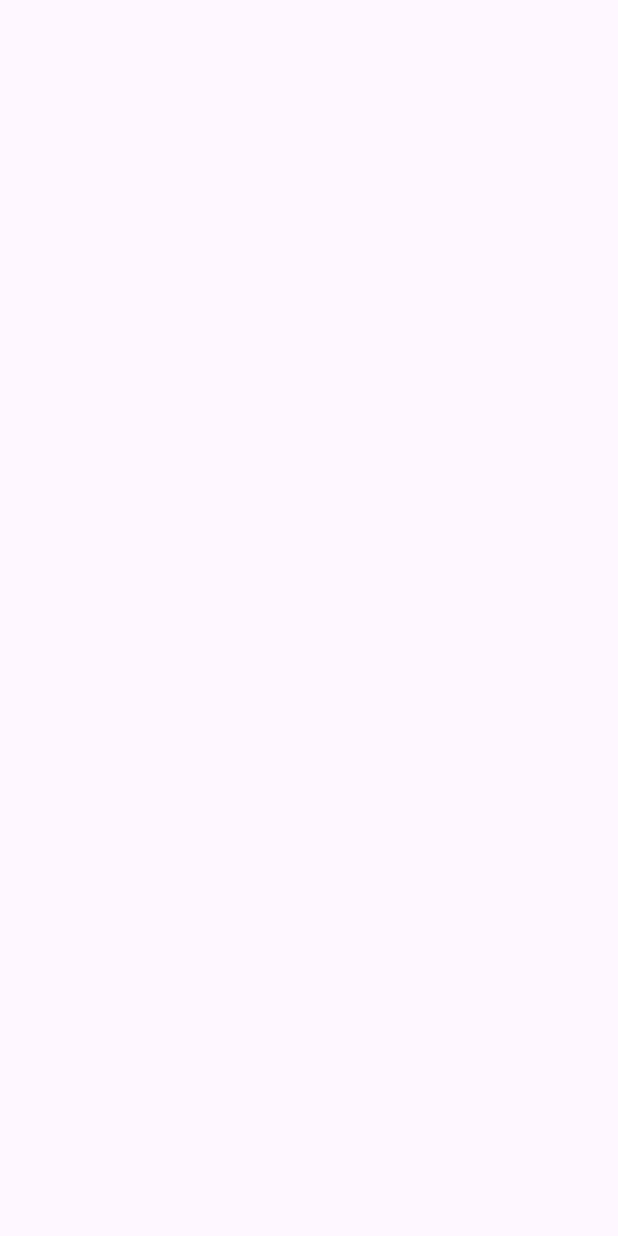
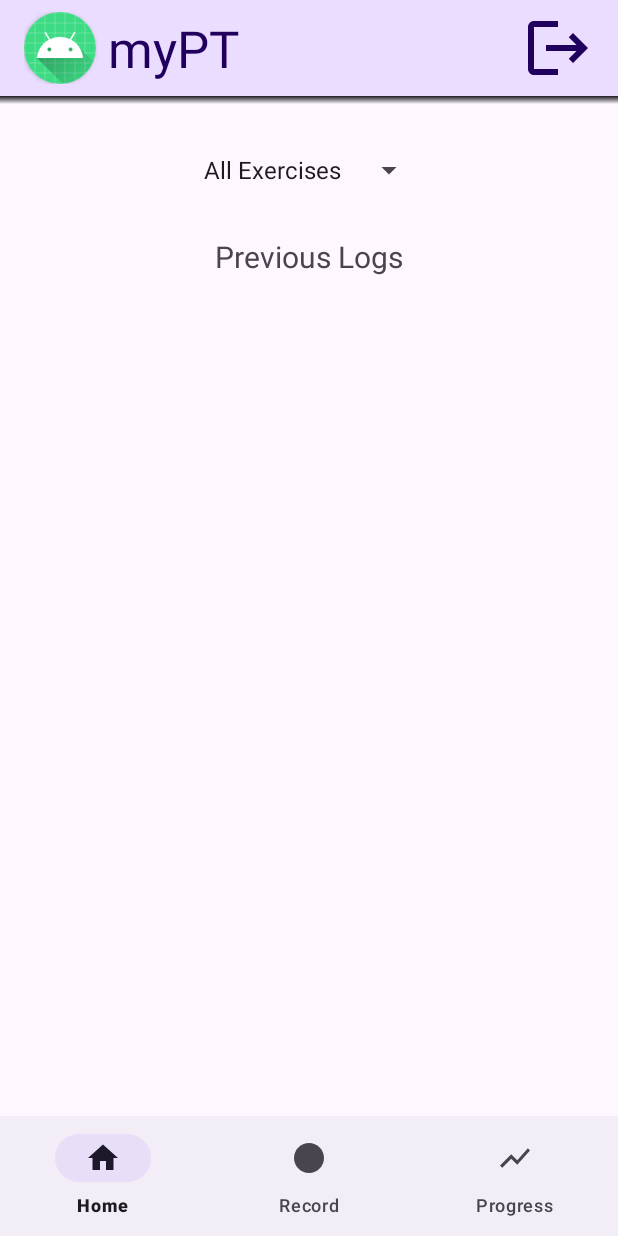
Before and after one commit to bh98cs/myPT_AndroidApplication, an Android app: the screen it shows after launch (MainActivity), on a phone screen of 412 x 824 dp. Before the commit the screen is empty. Run offline under Robolectric (Android 15) with nearby library versions, the phone set to English and light mode, and no system bars.

Commit message:
Added bottom navigation. Added toolbar shadow. Created basic layout for MainActivity.

```diff
--- a/app/src/main/java/daniel/southern/myptapplication/MainActivity.java
+++ b/app/src/main/java/daniel/southern/myptapplication/MainActivity.java
@@ -1,18 +1,70 @@
 package daniel.southern.myptapplication;
 
 import androidx.appcompat.app.AppCompatActivity;
+import androidx.fragment.app.Fragment;
 
 import android.content.Intent;
 import android.os.Bundle;
+import android.util.Log;
 import android.view.View;
+import android.widget.AdapterView;
+import android.widget.ArrayAdapter;
 import android.widget.Button;
+import android.widget.Spinner;
+import android.widget.Toast;
+
+import com.google.android.material.bottomnavigation.BottomNavigationView;
 
 public class MainActivity extends AppCompatActivity {
 
-
+    public static final String TAG = "MainActivity";
     @Override
     protected void onCreate(Bundle savedInstanceState) {
         super.onCreate(savedInstanceState);
         setContentView(R.layout.activity_main);
+
+        //create and initialise bottom navigation view
+        BottomNavigationView bottomNavigationView = findViewById(R.id.bottomNavigation);
+        bottomNavigationView.setOnNavigationItemSelectedListener(navListener);
+
+        //initialise spinner
+        Spinner spinner_selectedExercise = findViewById(R.id.spinner_selectExercise);
+        //TODO: follow tutorial https://www.youtube.com/watch?v=GeO5F0nnzAw to only give option
+        // for exercises which have been saved to cloud
+        ArrayAdapter<CharSequence> adapter = ArrayAdapter.createFromResource(this,
+                R.array.Exercises, android.R.layout.simple_spinner_item);
+        adapter.setDropDownViewResource(android.R.layout.simple_spinner_item);
+        spinner_selectedExercise.setAdapter(adapter);
+        spinner_selectedExercise.setOnItemSelectedListener(new AdapterView.OnItemSelectedListener() {
+            @Override
+            public void onItemSelected(AdapterView<?> parent, View view, int position, long id) {
+                //retrieve exercise selected from the spinner
+                String selectedItem = parent.getItemAtPosition(position).toString();
+                Log.i(TAG, "Showing Exercises for " + selectedItem);
+            }
+
+            @Override
+            public void onNothingSelected(AdapterView<?> parent) {
+
+            }
+        });
     }
+
+    private final BottomNavigationView.OnNavigationItemSelectedListener navListener = item -> {
+        //retrieve id of button clicked on nav bar
+        int itemId = item.getItemId();
+        //user clicked to record new exercise
+        if (itemId == R.id.record) {
+             //TODO: Change to load StartRecordActivity
+             Log.i(TAG, "Loading StartRecordActivity");
+            Intent intent = new Intent(MainActivity.this, PoseEstimationActivity.class);
+            startActivity(intent);
+        }
+        //user clicked to view progress
+        else if (itemId == R.id.progress) {
+             //TODO: Change to load Progress Activity
+             Log.i(TAG, "Loading ProgressActivity");
+        }
+        return true;
+    };
 }
--- /dev/null
+++ b/app/src/main/res/drawable/home_icon.xml
@@ -0,0 +1,5 @@
+<vector android:height="24dp" android:tint="#000000"
+    android:viewportHeight="24" android:viewportWidth="24"
+    android:width="24dp" xmlns:android="http://schemas.android.com/apk/res/android">
+    <path android:fillColor="@android:color/white" android:pathData="M10,20v-6h4v6h5v-8h3L12,3 2,12h3v8z"/>
+</vector>
--- /dev/null
+++ b/app/src/main/res/drawable/progress_icon.xml
@@ -0,0 +1,5 @@
+<vector android:autoMirrored="true" android:height="24dp"
+    android:tint="#000000" android:viewportHeight="24"
+    android:viewportWidth="24" android:width="24dp" xmlns:android="http://schemas.android.com/apk/res/android">
+    <path android:fillColor="@android:color/white" android:pathData="M3.5,18.49l6,-6.01 4,4L22,6.92l-1.41,-1.41 -7.09,7.97 -4,-4L2,16.99z"/>
+</vector>
--- /dev/null
+++ b/app/src/main/res/drawable/record_icon.xml
@@ -0,0 +1,5 @@
+<vector android:height="24dp" android:tint="#000000"
+    android:viewportHeight="24" android:viewportWidth="24"
+    android:width="24dp" xmlns:android="http://schemas.android.com/apk/res/android">
+    <path android:fillColor="@android:color/white" android:pathData="M12,2C6.47,2 2,6.47 2,12s4.47,10 10,10 10,-4.47 10,-10S17.53,2 12,2z"/>
+</vector>
--- /dev/null
+++ b/app/src/main/res/drawable/toolbar_drop_shadow.xml
@@ -0,0 +1,8 @@
+<?xml version="1.0" encoding="utf-8"?>
+<shape xmlns:android="http://schemas.android.com/apk/res/android"
+    android:shape="rectangle">
+
+    <gradient android:startColor="@android:color/transparent"
+        android:endColor="?attr/colorOnSurface"
+        android:angle="90"/>
+</shape>
--- a/app/src/main/res/layout/activity_main.xml
+++ b/app/src/main/res/layout/activity_main.xml
@@ -1,7 +1,55 @@
 <?xml version="1.0" encoding="utf-8"?>
-<androidx.constraintlayout.widget.ConstraintLayout xmlns:android="http://schemas.android.com/apk/res/android"
+<RelativeLayout xmlns:android="http://schemas.android.com/apk/res/android"
     xmlns:app="http://schemas.android.com/apk/res-auto"
     xmlns:tools="http://schemas.android.com/tools"
     android:layout_width="match_parent"
     android:layout_height="match_parent"
-    tools:context=".MainActivity"/>
+    tools:context=".MainActivity">
+<include
+    android:id="@+id/toolbar"
+    layout="@layout/toolbar"/>
+
+    <View
+        android:id="@+id/toolbar_shadow"
+        android:layout_width="match_parent"
+        android:layout_height="5dp"
+        android:layout_below="@+id/toolbar"
+        android:background="@drawable/toolbar_drop_shadow"/>
+
+
+    <com.google.android.material.bottomnavigation.BottomNavigationView
+        android:id="@+id/bottomNavigation"
+        android:layout_width="match_parent"
+        android:layout_height="wrap_content"
+        android:layout_alignParentBottom="true"
+        app:menu="@menu/bottom_menu"/>
+
+    <Spinner
+        android:id="@+id/spinner_selectExercise"
+        android:layout_width="wrap_content"
+        android:layout_height="wrap_content"
+        android:layout_centerHorizontal="true"
+        android:layout_below="@+id/toolbar_shadow"
+        android:layout_marginTop="32dp"
+        />
+    <TextView
+        android:id="@+id/textView_previousLogs"
+        android:layout_width="wrap_content"
+        android:layout_height="wrap_content"
+        android:layout_centerHorizontal="true"
+        android:layout_below="@+id/spinner_selectExercise"
+        android:text="@string/previous_logs"
+        android:textSize="20sp"
+        android:layout_marginTop="32dp"
+        android:layout_marginBottom="32dp"/>
+
+    <androidx.recyclerview.widget.RecyclerView
+        android:layout_width="match_parent"
+        android:layout_height="match_parent"
+        android:layout_below="@+id/textView_previousLogs"
+        android:layout_above="@+id/bottomNavigation"/>
+
+
+
+
+</RelativeLayout>
--- a/app/src/main/res/layout/toolbar.xml
+++ b/app/src/main/res/layout/toolbar.xml
@@ -45,8 +45,8 @@
             android:layout_centerVertical="true"
             android:layout_marginEnd="16dp"
             android:src="@drawable/logout_icon"
+            app:tint="?attr/colorOnPrimaryContainer" />
 
-            app:tint="?attr/colorOnPrimaryContainer" />
     </RelativeLayout>
 
 
--- /dev/null
+++ b/app/src/main/res/menu/bottom_menu.xml
@@ -0,0 +1,18 @@
+<?xml version="1.0" encoding="utf-8"?>
+<menu xmlns:android="http://schemas.android.com/apk/res/android">
+    <item
+        android:id="@+id/home"
+        android:icon="@drawable/home_icon"
+        android:title="@string/homeTitle"/>
+    <item
+        android:id="@+id/record"
+        android:icon="@drawable/record_icon"
+        android:title="@string/recordTitle"/>
+    <item
+        android:id="@+id/progress"
+        android:icon="@drawable/progress_icon"
+        android:title="@string/progressTitle"/>
+
+
+
+</menu>
--- a/app/src/main/res/values/strings.xml
+++ b/app/src/main/res/values/strings.xml
@@ -18,4 +18,15 @@
     <string name="sampleWeightData">XXkg</string>
     <string name="notesTitle">Notes</string>
     <string name="lorem_ipsum">Lorem Ipsum es simplemente el texto de relleno de las imprentas y archivos de texto.</string>
+    <string name="homeTitle">Home</string>
+    <string name="recordTitle">Record</string>
+    <string name="progressTitle">Progress</string>
+    <string name="previous_logs">Previous Logs</string>
+
+    <string-array name="Exercises">
+        <item>All Exercises</item>
+        <item>Push-Ups</item>
+        <item>Squats</item>
+        <item>Dead-lift</item>
+    </string-array>
 </resources>
```
